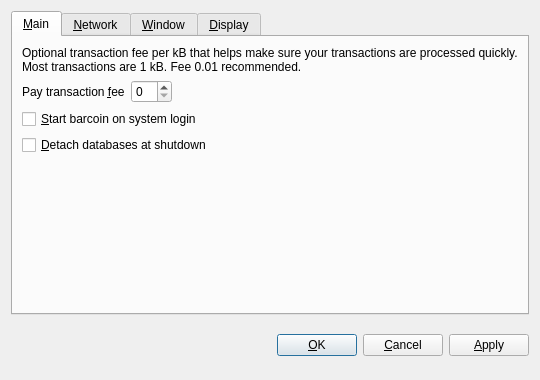
Before: the Qt Designer form src/qt/forms/optionsdialog.ui in KM199/Kcoin, drawn with Qt 5.
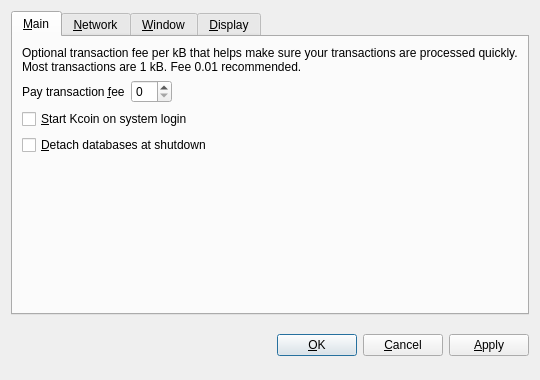
After: the same form once the commit is applied. The open tabs and pages were chosen to show the change. Custom widgets are drawn as their Qt base class.

Diff of the .ui file:
```diff
--- a/src/qt/forms/optionsdialog.ui
+++ b/src/qt/forms/optionsdialog.ui
@@ -82,7 +82,7 @@
           <string>Automatically start barcoin after logging in to the system.</string>
          </property>
          <property name="text">
-          <string>&amp;Start barcoin on system login</string>
+          <string>&amp;Start Kcoin on system login</string>
          </property>
         </widget>
        </item>
```
Left out of the diff: 10 changed lines with no effect on the pictures.
